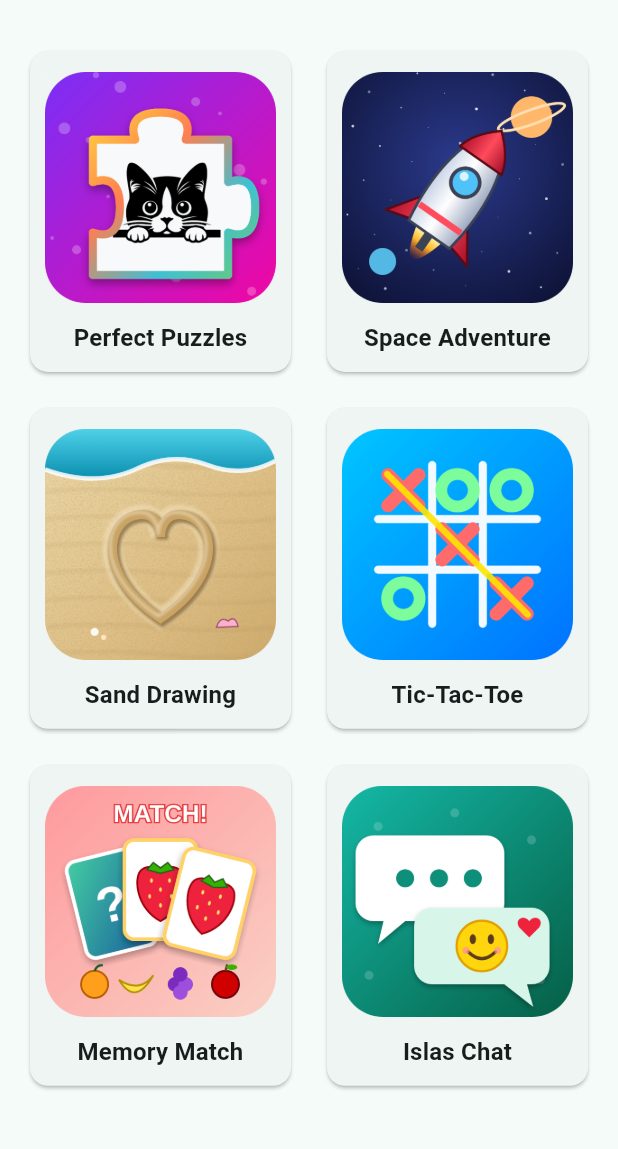
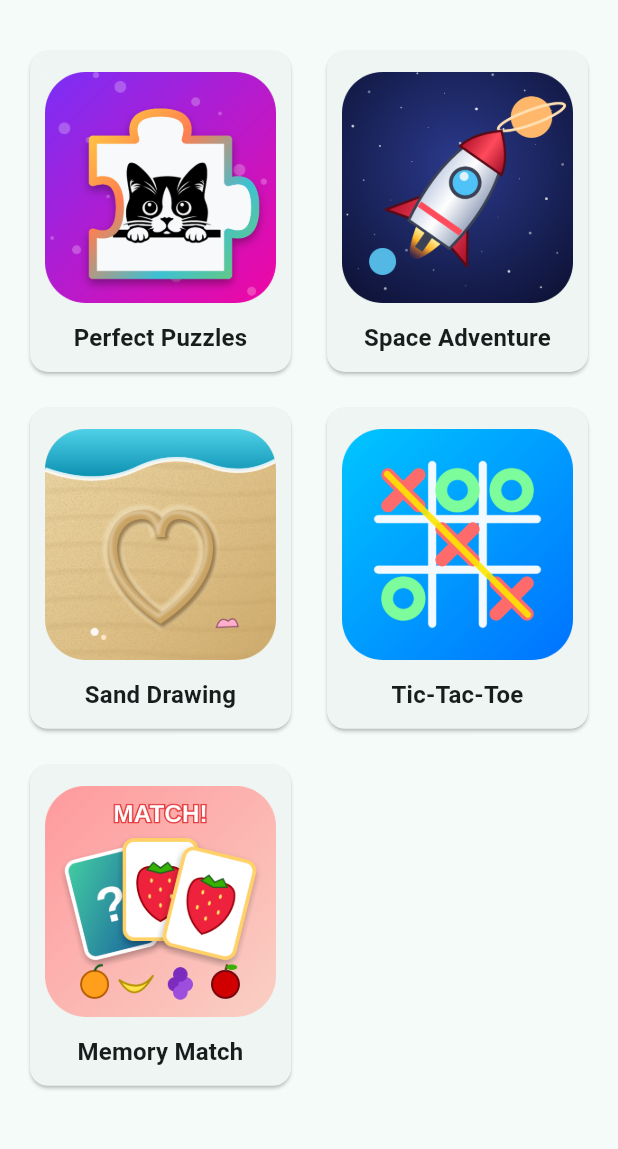
Before and after one commit to oscargalvin/ISLASGAMES, a Flutter app: the screen it shows after launch, on a phone screen of 412 x 824 dp, the part 63-1212 px from its top. Run offline on Flutter 3.47's test engine with Material 3 defaults, Android fonts, the phone set to English and light mode, and no system bars; our stand-ins replace audioplayers, shared_preferences.

Commit message:
Archive Islas Chat
Move it to the creator-only Archived games tab and stop invite links from
opening it.

Co-Authored-By: Claude Opus 5.5 (1M context) <noreply@anthropic.com>
Claude-Session: https://claude.ai/code/session_01FKjFJFhtmyXCjZGM1DNCZ2

```diff
--- a/lib/screens/home_screen.dart
+++ b/lib/screens/home_screen.dart
@@ -1,5 +1,4 @@
 import 'package:flutter/material.dart';
-import 'package:flutter/services.dart';
 import 'package:shared_preferences/shared_preferences.dart';
 
 import '../games/chat/chat_game.dart';
@@ -56,17 +55,17 @@ final List<GameEntry> games = [
     picture: 'assets/icons/memory.png',
     builder: (_) => const MemoryMatchGame(),
   ),
-  GameEntry(
-    title: 'Islas Chat',
-    picture: 'assets/icons/chat.png',
-    builder: (_) => const ChatGame(),
-  ),
 ];
 
 /// Archived games: hidden from everyone except the creator, who can still
 /// open them from the Archived Games tab. Move a game between these two
 /// lists to archive it or put it back out.
 final List<GameEntry> archivedGames = [
+  GameEntry(
+    title: 'Islas Chat',
+    picture: 'assets/icons/chat.png',
+    builder: (_) => const ChatGame(),
+  ),
   GameEntry(
     title: 'Walk to Australia',
     picture: 'assets/icons/walk.png',
@@ -96,14 +95,6 @@ class _HomeScreenState extends State<HomeScreen> {
   @override
   void initState() {
     super.initState();
-    // Opened from an Islas Chat invite link: go straight to the chat.
-    final join = Uri.base.queryParameters['join'];
-    if (join != null && join.isNotEmpty) {
-      SystemNavigator.routeInformationUpdated(
-          uri: Uri.parse('/'), replace: true);
-      WidgetsBinding.instance.addPostFrameCallback((_) => Navigator.of(context)
-          .push(MaterialPageRoute(builder: (_) => ChatGame(joinCode: join))));
-    }
     SharedPreferences.getInstance().then((p) {
       if (mounted) setState(() => _creator = p.getBool(_creatorKey) ?? false);
     }).catchError((_) {});
```
